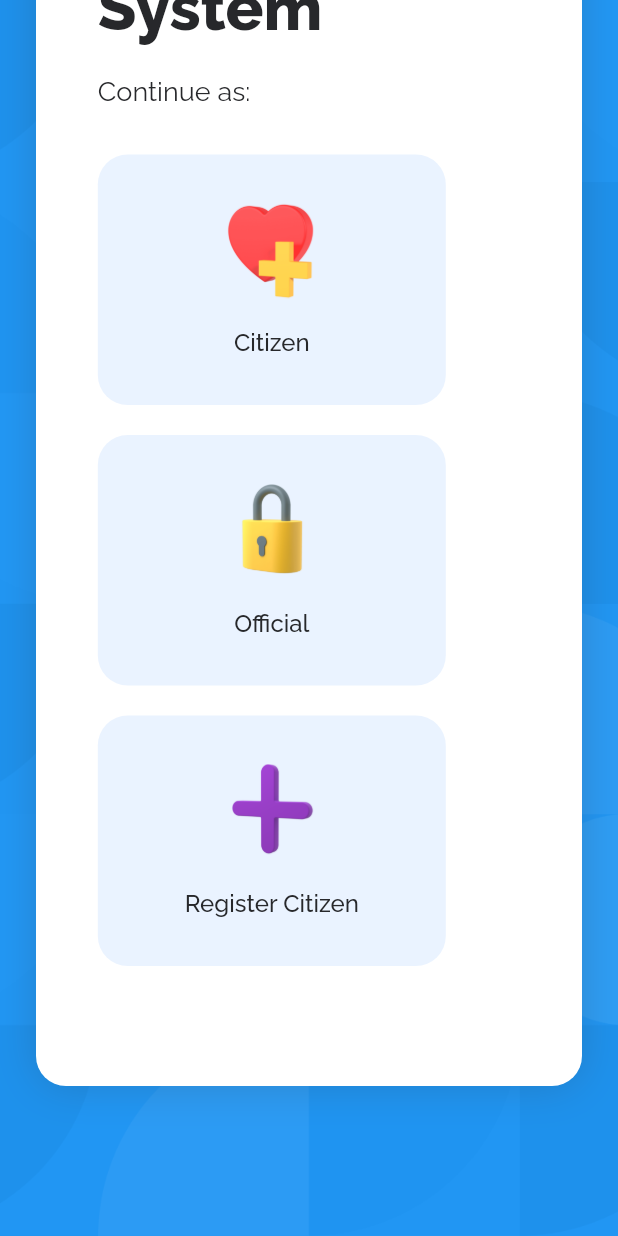
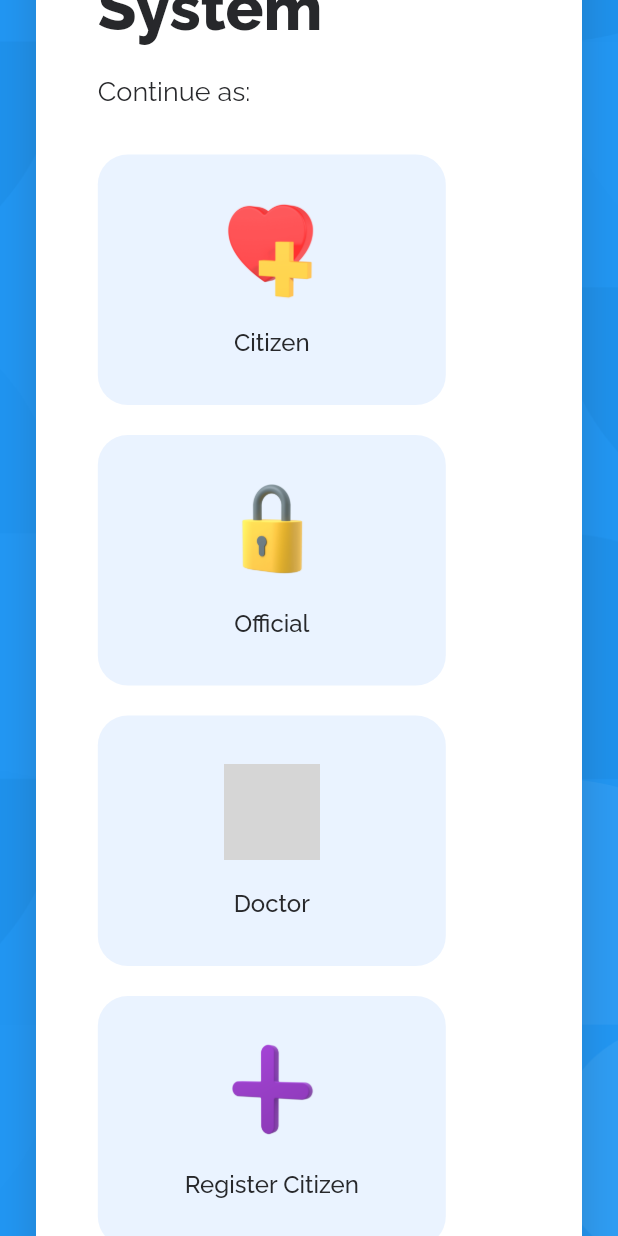
Before and after one commit to DesignerDenin/DBMS-Mini-Project, a Flutter app: the screen it shows after launch, scrolled down 300 dp, on a phone screen of 412 x 824 dp. Run offline on Flutter 3.47's test engine with Material 2 defaults, Android fonts, the phone set to English and light mode, and no system bars; our stand-ins replace pie_chart; missing offline and left inert: dart:ffi, flutter_rust_bridge; grey boxes are pictures that could not be loaded.

Commit message:
added doctor tile

```diff
--- a/lib/login.dart
+++ b/lib/login.dart
@@ -1,5 +1,3 @@
-import 'dart:ffi';
-
 import 'package:dbms/global.dart';
 import 'package:flutter/material.dart';
 import 'package:flutter/services.dart';
--- a/lib/main.dart
+++ b/lib/main.dart
@@ -1,5 +1,4 @@
 import 'dart:ffi';
-
 import 'package:dbms/global.dart';
 import 'package:flutter/material.dart';
 import 'login.dart';
@@ -111,6 +110,20 @@ class _HomePageState extends State<HomePage> {
                     );
                   },
                   child: loginOptionCard(
+                    "assets/doctor.png",
+                    "Doctor",
+                  ),
+                  style: buttonStyle,
+                ),
+                ElevatedButton(
+                  onPressed: () {
+                    Navigator.push(
+                      context,
+                      MaterialPageRoute(
+                          builder: (context) => NewCitizen(api: api)),
+                    );
+                  },
+                  child: loginOptionCard(
                     "assets/new.png",
                     "Register Citizen",
                   ),
--- a/lib/new_appoinment.dart
+++ b/lib/new_appoinment.dart
@@ -1,5 +1,3 @@
-import 'dart:ffi';
-
 import 'package:dbms/rust/main.dart';
 import 'package:flutter/material.dart';
 import 'package:flutter/services.dart';
--- a/lib/new_citizen.dart
+++ b/lib/new_citizen.dart
@@ -1,5 +1,3 @@
-import 'dart:ffi';
-
 import 'package:dbms/global.dart';
 import 'package:dbms/rust/main.dart';
 import 'package:flutter/material.dart';
--- a/lib/new_official.dart
+++ b/lib/new_official.dart
@@ -1,8 +1,5 @@
-import 'dart:ffi';
-
 import 'package:dbms/rust/main.dart';
 import 'package:flutter/material.dart';
-import 'package:flutter/services.dart';
 
 class NewOfficial extends StatefulWidget {
   final RustImpl api;
--- a/lib/new_vax_center.dart
+++ b/lib/new_vax_center.dart
@@ -1,8 +1,5 @@
-import 'dart:ffi';
-
 import 'package:dbms/rust/main.dart';
 import 'package:flutter/material.dart';
-import 'package:flutter/services.dart';
 
 class NewVaxCenter extends StatefulWidget {
   final RustImpl api;
```
Also changed, not shown: pubspec.lock, 1 other file.
